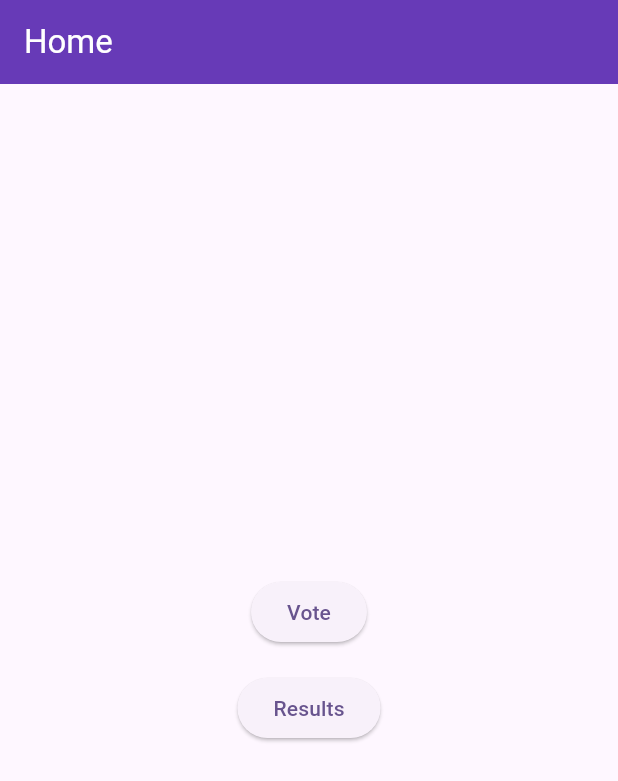
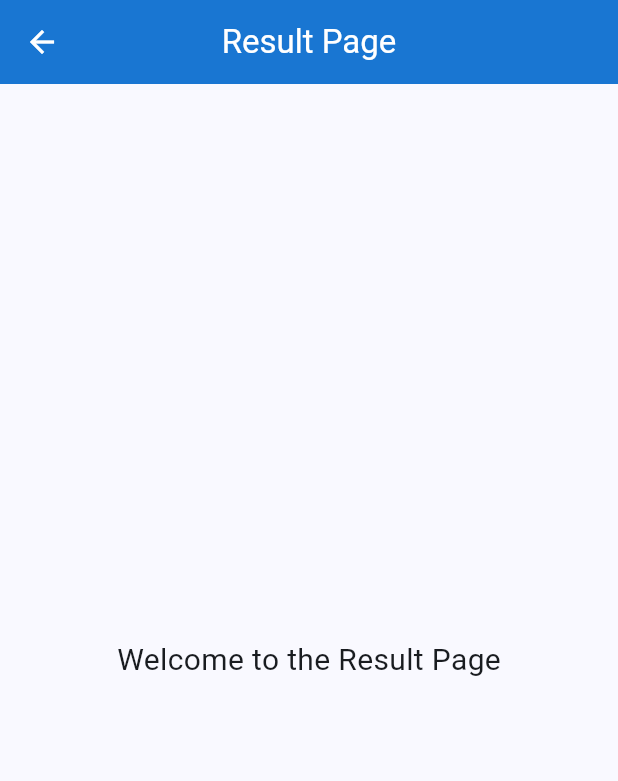
Before and after one commit to lakshannaveen/evotemobile, a Flutter app: the screen it shows after launch, after a tap on "Results", on a phone screen of 412 x 824 dp. Shown: the top 781 px of the screen. Run offline on Flutter 3.47's test engine with Material 3 defaults, Android fonts, the phone set to English and light mode, and no system bars.

Commit message:
vote login and result page created

```diff
--- a/lib/config/theme.dart
+++ b/lib/config/theme.dart
@@ -3,15 +3,22 @@ import 'package:flutter/material.dart';
 class AppTheme {
   static ThemeData get lightTheme {
     return ThemeData(
-      colorScheme: ColorScheme.fromSeed(seedColor: Colors.deepPurple),
+      colorScheme: ColorScheme.fromSeed(seedColor: const Color(0xFF1976D2)),
       useMaterial3: true,
       appBarTheme: const AppBarTheme(
-        backgroundColor: Colors.deepPurple,
-        foregroundColor: Colors.white,
+        backgroundColor: Color(0xFF1976D2), // Blue app bar
+        foregroundColor: Colors.white, // White text
       ),
       buttonTheme: const ButtonThemeData(
-        buttonColor: Colors.deepPurple,
+        buttonColor: Color(0xFF0D47A1), // Dark Blue button
         textTheme: ButtonTextTheme.primary,
+      ),
+      elevatedButtonTheme: ElevatedButtonThemeData(
+        style: ElevatedButton.styleFrom(
+          backgroundColor: const Color(0xFF0D47A1), // Dark Blue button
+          foregroundColor: Colors.white, // White text color
+          minimumSize: const Size(200, 50), // Uniform button size
+        ),
       ),
     );
   }
--- a/lib/main.dart
+++ b/lib/main.dart
@@ -1,6 +1,28 @@
 import 'package:flutter/material.dart';
-import 'app.dart'; // Importing app.dart file
+import 'config/theme.dart'; // Import theme file
+import 'pages/home_page.dart';
+import 'pages/vote_login_page.dart';
+import 'pages/result_page.dart';
 
 void main() {
   runApp(const MyApp()); // Runs the app
 }
+
+class MyApp extends StatelessWidget {
+  const MyApp({Key? key}) : super(key: key);
+
+  @override
+  Widget build(BuildContext context) {
+    return MaterialApp(
+      debugShowCheckedModeBanner: false, // Removes debug banner
+      title: 'E-Vote App',
+      theme: AppTheme.lightTheme, // Applying theme from theme.dart
+      initialRoute: '/',
+      routes: {
+        '/': (context) => const HomePage(),
+        '/votelogin': (context) => const VoteLoginPage(),
+        '/results': (context) => const ResultPage(),
+      },
+    );
+  }
+}
--- a/lib/pages/home_page.dart
+++ b/lib/pages/home_page.dart
@@ -6,23 +6,35 @@ class HomePage extends StatelessWidget {
   @override
   Widget build(BuildContext context) {
     return Scaffold(
-      appBar: AppBar(title: const Text('Home')),
+      appBar: AppBar(
+        title: const Text(
+          'Welcome to Sri Lanka Evote System',
+          style: TextStyle(fontSize: 18), // Adjust font size if needed
+        ),
+        centerTitle: true, // Center the title
+      ),
       body: Center(
         child: Column(
           mainAxisSize: MainAxisSize.min,
           children: [
-            ElevatedButton(
+            SizedBox(
+              width: 200, // Adjust button width
+              child: ElevatedButton(
                 onPressed: () {
-                Navigator.pushNamed(context, '/vote'); // Go to Vote Page
+                  Navigator.pushNamed(context, '/votelogin');
                 },
                 child: const Text('Vote'),
               ),
-            const SizedBox(height: 16),
-            ElevatedButton(
+            ),
+            const SizedBox(height: 30),
+            SizedBox(
+              width: 200, // Adjust button width
+              child: ElevatedButton(
                 onPressed: () {
-                Navigator.pushNamed(context, '/results'); // Go to Results Page
+                  Navigator.pushNamed(context, '/results');
                 },
                 child: const Text('Results'),
+              ),
             ),
           ],
         ),
--- /dev/null
+++ b/lib/pages/result_page.dart
@@ -0,0 +1,21 @@
+import 'package:flutter/material.dart';
+
+class ResultPage extends StatelessWidget {
+  const ResultPage({Key? key}) : super(key: key);
+
+  @override
+  Widget build(BuildContext context) {
+    return Scaffold(
+      appBar: AppBar(
+        title: const Text('Result Page'),
+        centerTitle: true,
+      ),
+      body: const Center(
+        child: Text(
+          'Welcome to the Result Page',
+          style: TextStyle(fontSize: 20),
+        ),
+      ),
+    );
+  }
+}
--- /dev/null
+++ b/lib/pages/vote_login_page.dart
@@ -0,0 +1,21 @@
+import 'package:flutter/material.dart';
+
+class VoteLoginPage extends StatelessWidget {
+  const VoteLoginPage({Key? key}) : super(key: key);
+
+  @override
+  Widget build(BuildContext context) {
+    return Scaffold(
+      appBar: AppBar(
+        title: const Text('Vote Login Page'),
+        centerTitle: true,
+      ),
+      body: const Center(
+        child: Text(
+          'Welcome to the Vote Login Page',
+          style: TextStyle(fontSize: 20),
+        ),
+      ),
+    );
+  }
+}
```
Lines whose indentation alone changed are shown as unchanged.
